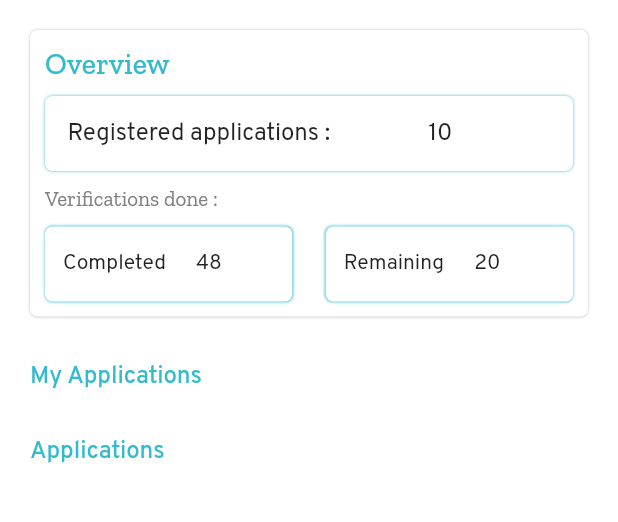
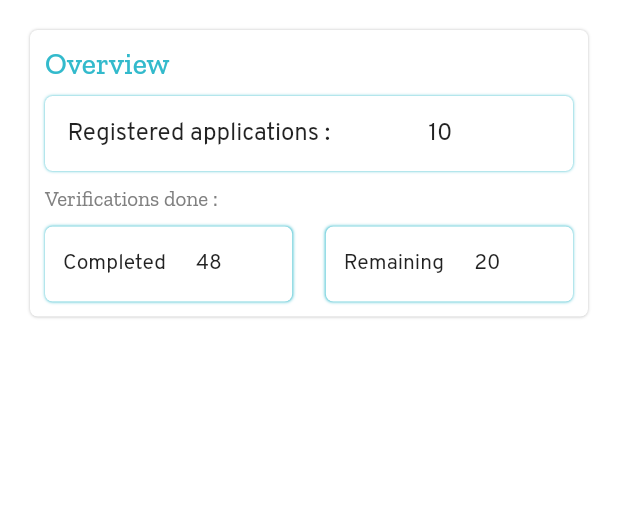
Before and after one commit to SHEKHAR02002/Scheme_Suvidha, a Flutter app: the AgentHome screen opened directly, on a phone screen of 412 x 824 dp, the part 84-606 px from its top. Run offline on Flutter 3.47's test engine with Material 2 defaults, Android fonts, the phone set to English and light mode, and no system bars; our stand-ins replace carousel_slider, cloud_firestore, dropdown_button2, firebase_auth, firebase_core, firebase_messaging and 10 more; missing offline and left inert: firebase_app_check, tbib_splash_screen; accounts and stored records are empty; project files that could hold a hidden picture were left out.

```diff
--- a/lib/Screen/Agent/agenthome.dart
+++ b/lib/Screen/Agent/agenthome.dart
@@ -95,11 +95,15 @@ class _AgentHomeState extends State<AgentHome> {
             children: [
               const OverviewCard(),
               const SizedBox(height: 30),
-              Text(
-                'My Applications',
-                style: TextStyle(
-                    fontSize: 16, fontWeight: FontWeight.w500, color: primary),
-              ),
+              !myapplicationloader
+                  ? Text(
+                      'My Applications',
+                      style: TextStyle(
+                          fontSize: 16,
+                          fontWeight: FontWeight.w500,
+                          color: primary),
+                    )
+                  : const SizedBox.shrink(),
               Padding(
                 padding: const EdgeInsets.symmetric(vertical: 15),
                 child: ListView.builder(
@@ -115,11 +119,15 @@ class _AgentHomeState extends State<AgentHome> {
                       );
                     }),
               ),
-              Text(
-                'Applications',
-                style: TextStyle(
-                    fontSize: 16, fontWeight: FontWeight.w500, color: primary),
-              ),
+              !applicationloader
+                  ? Text(
+                      'Applications',
+                      style: TextStyle(
+                          fontSize: 16,
+                          fontWeight: FontWeight.w500,
+                          color: primary),
+                    )
+                  : const SizedBox.shrink(),
               Padding(
                 padding: const EdgeInsets.symmetric(vertical: 15),
                 child: ListView.builder(
--- a/lib/Theme/color.dart
+++ b/lib/Theme/color.dart
@@ -16,3 +16,7 @@ Color text2 = const Color(
 Color lightgray = const Color(
   0xffe7e7e7,
 );
+
+Color advertisement = const Color(
+  0xbfbffbff,
+);
```
Also changed, not shown: lib/Screen/Agent/agetprofile.dart (+30 -30 lines), lib/Screen/agentwidget/filtercontainer.dart (+7 -2 lines), lib/Screen/home.dart (+54 -0 lines), assets/avd.svg (added).
